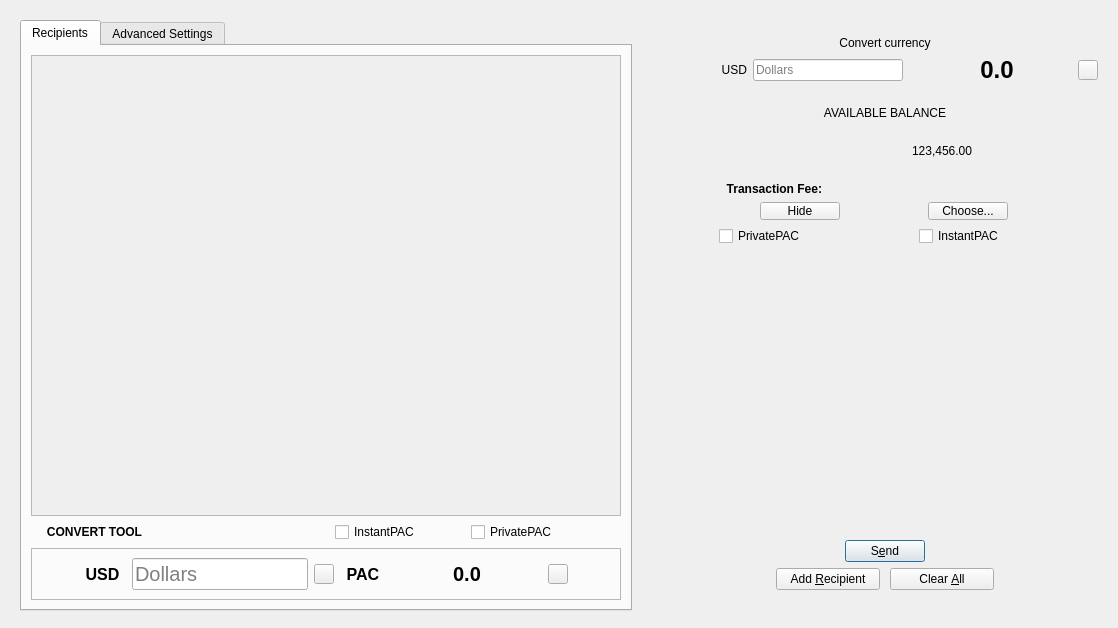
Qt form src/qt/forms/sendcoinsdialog.ui (CryptoMx/PAC) before a commit.
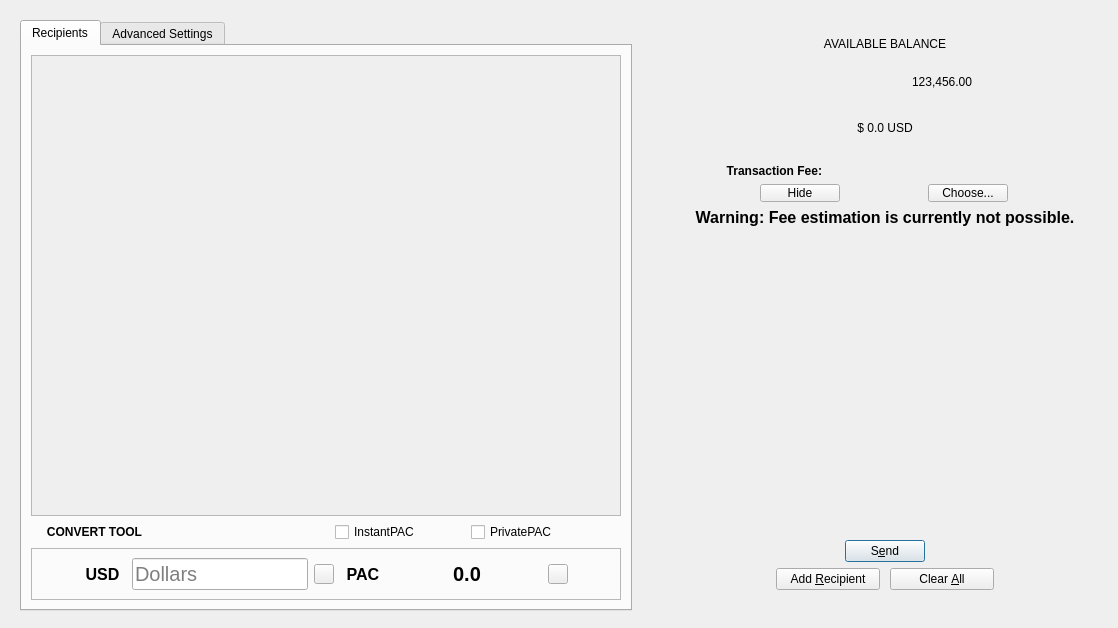
The same form after that commit. The open tabs and pages were chosen to show the change. Icons and pictures are not drawn. Custom widgets are drawn as their Qt base class.

Commit message: Fixing ui issues due to merging branches

What changed in the file:
```diff
--- a/src/qt/forms/sendcoinsdialog.ui
+++ b/src/qt/forms/sendcoinsdialog.ui
@@ -46,7 +46,7 @@
            <enum>QTabWidget::Rounded</enum>
           </property>
           <property name="currentIndex">
-           <number>1</number>
+           <number>0</number>
           </property>
           <property name="usesScrollButtons">
            <bool>false</bool>
@@ -1997,321 +1997,6 @@
         </property>
         <item>
          <layout class="QGridLayout" name="gridLayout_2">
-          <item row="17" column="0">
-           <layout class="QHBoxLayout" name="horizontalLayout_6">
-            <property name="spacing">
-             <number>0</number>
-            </property>
-            <item>
-             <spacer name="horizontalSpacer_4">
-              <property name="orientation">
-               <enum>Qt::Horizontal</enum>
-              </property>
-              <property name="sizeType">
-               <enum>QSizePolicy::MinimumExpanding</enum>
-              </property>
-              <property name="sizeHint" stdset="0">
-               <size>
-                <width>15</width>
-                <height>20</height>
-               </size>
-              </property>
-             </spacer>
-            </item>
-            <item>
-             <widget class="QPushButton" name="addButton">
-              <property name="sizePolicy">
-               <sizepolicy hsizetype="Expanding" vsizetype="Fixed">
-                <horstretch>0</horstretch>
-                <verstretch>0</verstretch>
-               </sizepolicy>
-              </property>
-              <property name="minimumSize">
-               <size>
-                <width>0</width>
-                <height>0</height>
-               </size>
-              </property>
-              <property name="maximumSize">
-               <size>
-                <width>170</width>
-                <height>16777215</height>
-               </size>
-              </property>
-              <property name="toolTip">
-               <string>Send to multiple recipients at once</string>
-              </property>
-              <property name="text">
-               <string>Add &amp;Recipient</string>
-              </property>
-              <property name="autoDefault">
-               <bool>false</bool>
-              </property>
-             </widget>
-            </item>
-            <item>
-             <spacer name="horizontalSpacer_18">
-              <property name="orientation">
-               <enum>Qt::Horizontal</enum>
-              </property>
-              <property name="sizeType">
-               <enum>QSizePolicy::Fixed</enum>
-              </property>
-              <property name="sizeHint" stdset="0">
-               <size>
-                <width>10</width>
-                <height>20</height>
-               </size>
-              </property>
-             </spacer>
-            </item>
-            <item>
-             <widget class="QPushButton" name="clearButton">
-              <property name="sizePolicy">
-               <sizepolicy hsizetype="Expanding" vsizetype="Fixed">
-                <horstretch>0</horstretch>
-                <verstretch>0</verstretch>
-               </sizepolicy>
-              </property>
-              <property name="minimumSize">
-               <size>
-                <width>0</width>
-                <height>0</height>
-               </size>
-              </property>
-              <property name="maximumSize">
-               <size>
-                <width>170</width>
-                <height>16777215</height>
-               </size>
-              </property>
-              <property name="toolTip">
-               <string>Clear all fields of the form.</string>
-              </property>
-              <property name="text">
-               <string>Clear &amp;All</string>
-              </property>
-              <property name="autoDefault">
-               <bool>false</bool>
-              </property>
-             </widget>
-            </item>
-            <item>
-             <spacer name="horizontalSpacer_16">
-              <property name="orientation">
-               <enum>Qt::Horizontal</enum>
-              </property>
-              <property name="sizeType">
-               <enum>QSizePolicy::MinimumExpanding</enum>
-              </property>
-              <property name="sizeHint" stdset="0">
-               <size>
-                <width>15</width>
-                <height>20</height>
-               </size>
-              </property>
-             </spacer>
-            </item>
-           </layout>
-          </item>
-          <item row="2" column="0">
-           <widget class="QLabel" name="label">
-            <property name="sizePolicy">
-             <sizepolicy hsizetype="Minimum" vsizetype="Fixed">
-              <horstretch>0</horstretch>
-              <verstretch>0</verstretch>
-             </sizepolicy>
-            </property>
-            <property name="minimumSize">
-             <size>
-              <width>100</width>
-              <height>15</height>
-             </size>
-            </property>
-            <property name="text">
-             <string>AVAILABLE BALANCE</string>
-            </property>
-            <property name="alignment">
-             <set>Qt::AlignCenter</set>
-            </property>
-            <property name="class" stdset="0">
-             <string>titleLabel</string>
-            </property>
-           </widget>
-          </item>
-          <item row="11" column="0">
-           <spacer name="verticalSpacer_8">
-            <property name="orientation">
-             <enum>Qt::Vertical</enum>
-            </property>
-            <property name="sizeHint" stdset="0">
-             <size>
-              <width>20</width>
-              <height>40</height>
-             </size>
-            </property>
-           </spacer>
-          </item>
-          <item row="0" column="0">
-           <layout class="QVBoxLayout" name="verticalLayout_CurrencyConvetion">
-            <item>
-             <widget class="QLabel" name="label_6">
-              <property name="sizePolicy">
-               <sizepolicy hsizetype="Expanding" vsizetype="Preferred">
-                <horstretch>0</horstretch>
-                <verstretch>0</verstretch>
-               </sizepolicy>
-              </property>
-              <property name="text">
-               <string>Convert currency</string>
-              </property>
-              <property name="alignment">
-               <set>Qt::AlignCenter</set>
-              </property>
-              <property name="class" stdset="0">
-               <string>titleLabel</string>
-              </property>
-             </widget>
-            </item>
-            <item>
-             <layout class="QHBoxLayout" name="horizontalLayout_Convertion">
-              <item>
-               <widget class="QLabel" name="label_7">
-                <property name="text">
-                 <string>USD</string>
-                </property>
-                <property name="alignment">
-                 <set>Qt::AlignRight|Qt::AlignTrailing|Qt::AlignVCenter</set>
-                </property>
-               </widget>
-              </item>
-              <item>
-               <widget class="QLineEdit" name="lineConvertCurrency">
-                <property name="sizePolicy">
-                 <sizepolicy hsizetype="Preferred" vsizetype="Fixed">
-                  <horstretch>0</horstretch>
-                  <verstretch>0</verstretch>
-                 </sizepolicy>
-                </property>
-                <property name="minimumSize">
-                 <size>
-                  <width>150</width>
-                  <height>0</height>
-                 </size>
-                </property>
-                <property name="placeholderText">
-                 <string>Dollars</string>
-                </property>
-                <property name="class" stdset="0">
-                 <string>LineEditSmall</string>
-                </property>
-               </widget>
-              </item>
-              <item>
-               <layout class="QHBoxLayout" name="horizontalLayout_12">
-                <item>
-                 <widget class="QLabel" name="iconLabelConvertedCurrency">
-                  <property name="sizePolicy">
-                   <sizepolicy hsizetype="Fixed" vsizetype="Preferred">
-                    <horstretch>0</horstretch>
-                    <verstretch>0</verstretch>
-                   </sizepolicy>
-                  </property>
-                  <property name="minimumSize">
-                   <size>
-                    <width>0</width>
-                    <height>0</height>
-                   </size>
-                  </property>
-                  <property name="maximumSize">
-                   <size>
-                    <width>20</width>
-                    <height>20</height>
-                   </size>
-                  </property>
-                  <property name="frameShape">
-                   <enum>QFrame::NoFrame</enum>
-                  </property>
-                  <property name="text">
-                   <string/>
-                  </property>
-                  <property name="pixmap">
-                   <pixmap resource="../dash.qrc">:/icons/bitcoin-32</pixmap>
-                  </property>
-                  <property name="scaledContents">
-                   <bool>true</bool>
-                  </property>
-                  <property name="alignment">
-                   <set>Qt::AlignRight|Qt::AlignTrailing|Qt::AlignVCenter</set>
-                  </property>
-                 </widget>
-                </item>
-                <item>
-                 <widget class="QLabel" name="labelConvertionUSD">
-                  <property name="sizePolicy">
-                   <sizepolicy hsizetype="Preferred" vsizetype="Preferred">
-                    <horstretch>0</horstretch>
-                    <verstretch>0</verstretch>
-                   </sizepolicy>
-                  </property>
-                  <property name="minimumSize">
-                   <size>
-                    <width>150</width>
-                    <height>0</height>
-                   </size>
-                  </property>
-                  <property name="font">
-                   <font>
-                    <pointsize>18</pointsize>
-                    <weight>75</weight>
-                    <bold>true</bold>
-                   </font>
-                  </property>
-                  <property name="text">
-                   <string>0.0</string>
-                  </property>
-                  <property name="alignment">
-                   <set>Qt::AlignCenter</set>
-                  </property>
-                  <property name="textInteractionFlags">
-                   <set>Qt::LinksAccessibleByMouse|Qt::TextSelectableByMouse</set>
-                  </property>
-                 </widget>
-                </item>
-                <item>
-                 <widget class="QPushButton" name="copyPacs">
-                  <property name="sizePolicy">
-                   <sizepolicy hsizetype="Fixed" vsizetype="Fixed">
-                    <horstretch>0</horstretch>
-                    <verstretch>0</verstretch>
-                   </sizepolicy>
-                  </property>
-                  <property name="maximumSize">
-                   <size>
-                    <width>20</width>
-                    <height>20</height>
-                   </size>
-                  </property>
-                  <property name="toolTip">
-                   <string>Copy PACs</string>
-                  </property>
-                  <property name="styleSheet">
-                   <string notr="true">border-image: url(:/icons/pac/editcopy);</string>
-                  </property>
-                  <property name="text">
-                   <string/>
-                  </property>
-                  <property name="class" stdset="0">
-                   <string>QuickButton</string>
-                  </property>
-                 </widget>
-                </item>
-               </layout>
-              </item>
-             </layout>
-            </item>
-           </layout>
-          </item>
           <item row="15" column="0">
            <layout class="QHBoxLayout" name="horizontalLayout_9">
             <item>
@@ -2385,7 +2070,7 @@
             </item>
            </layout>
           </item>
-          <item row="3" column="0">
+          <item row="2" column="0">
            <layout class="QHBoxLayout" name="horizontalLayout_5">
             <property name="spacing">
              <number>0</number>
@@ -2477,69 +2162,120 @@
             </item>
            </layout>
           </item>
-          <item row="10" column="0">
-           <layout class="QHBoxLayout" name="horizontalLayout_7">
+          <item row="4" column="0">
+           <spacer name="verticalSpacer_9">
+            <property name="orientation">
+             <enum>Qt::Vertical</enum>
+            </property>
+            <property name="sizeType">
+             <enum>QSizePolicy::Fixed</enum>
+            </property>
+            <property name="sizeHint" stdset="0">
+             <size>
+              <width>20</width>
+              <height>15</height>
+             </size>
+            </property>
+           </spacer>
+          </item>
+          <item row="7" column="0">
+           <layout class="QHBoxLayout" name="horizontalLayout_8">
             <property name="spacing">
-             <number>3</number>
+             <number>0</number>
             </property>
             <item>
-             <widget class="QCheckBox" name="checkUsePrivateSend">
-              <property name="sizePolicy">
-               <sizepolicy hsizetype="Fixed" vsizetype="Fixed">
-                <horstretch>0</horstretch>
-                <verstretch>0</verstretch>
-               </sizepolicy>
-              </property>
-              <property name="minimumSize">
+             <widget class="QPushButton" name="buttonMinimizeFee">
+              <property name="maximumSize">
                <size>
-                <width>150</width>
-                <height>0</height>
+                <width>80</width>
+                <height>18</height>
                </size>
               </property>
               <property name="toolTip">
-               <string>Private PAC</string>
-              </property>
-              <property name="styleSheet">
-               <string notr="true"/>
+               <string>collapse fee-settings</string>
               </property>
               <property name="text">
-               <string>PrivatePAC</string>
+               <string>Hide</string>
               </property>
-              <property name="checked">
-               <bool>false</bool>
-              </property>
-              <property name="tristate">
-               <bool>false</bool>
+              <property name="class" stdset="0">
+               <string>linkButton</string>
               </property>
              </widget>
             </item>
             <item>
-             <widget class="QCheckBox" name="checkUseInstantSend">
-              <property name="enabled">
-               <bool>true</bool>
-              </property>
+             <widget class="QPushButton" name="buttonChooseFee">
               <property name="sizePolicy">
-               <sizepolicy hsizetype="Fixed" vsizetype="Fixed">
+               <sizepolicy hsizetype="Preferred" vsizetype="Fixed">
                 <horstretch>0</horstretch>
                 <verstretch>0</verstretch>
                </sizepolicy>
               </property>
-              <property name="minimumSize">
+              <property name="maximumSize">
                <size>
-                <width>130</width>
-                <height>0</height>
+                <width>80</width>
+                <height>18</height>
                </size>
               </property>
-              <property name="toolTip">
-               <string>Instant PAC</string>
-              </property>
               <property name="text">
-               <string>InstantPAC</string>
+               <string>Choose...</string>
+              </property>
+              <property name="class" stdset="0">
+               <string>linkButton</string>
               </property>
              </widget>
             </item>
            </layout>
           </item>
+          <item row="3" column="0">
+           <widget class="QLabel" name="labelAvailableUSD">
+            <property name="sizePolicy">
+             <sizepolicy hsizetype="Preferred" vsizetype="Fixed">
+              <horstretch>0</horstretch>
+              <verstretch>0</verstretch>
+             </sizepolicy>
+            </property>
+            <property name="minimumSize">
+             <size>
+              <width>0</width>
+              <height>30</height>
+             </size>
+            </property>
+            <property name="text">
+             <string>$ 0.0 USD</string>
+            </property>
+            <property name="alignment">
+             <set>Qt::AlignCenter</set>
+            </property>
+            <property name="class" stdset="0">
+             <string>usdLabel</string>
+            </property>
+           </widget>
+          </item>
+          <item row="1" column="0">
+           <widget class="QLabel" name="label">
+            <property name="sizePolicy">
+             <sizepolicy hsizetype="Minimum" vsizetype="Fixed">
+              <horstretch>0</horstretch>
+              <verstretch>0</verstretch>
+             </sizepolicy>
+            </property>
+            <property name="minimumSize">
+             <size>
+              <width>100</width>
+              <height>15</height>
+             </size>
+            </property>
+            <property name="text">
+             <string>AVAILABLE BALANCE</string>
+            </property>
+            <property name="alignment">
+             <set>Qt::AlignCenter</set>
+            </property>
+            <property name="class" stdset="0">
+             <string>titleLabel</string>
+            </property>
+           </widget>
+          </item>
           <item row="6" column="0">
            <layout class="QHBoxLayout" name="horizontalLayoutSmartFee">
             <property name="spacing">
@@ -2585,68 +2321,163 @@
             </item>
            </layout>
           </item>
-          <item row="1" column="0">
-           <spacer name="verticalSpacer_9">
+          <item row="12" column="0">
+           <spacer name="verticalSpacer_8">
             <property name="orientation">
              <enum>Qt::Vertical</enum>
             </property>
-            <property name="sizeType">
-             <enum>QSizePolicy::Fixed</enum>
-            </property>
             <property name="sizeHint" stdset="0">
              <size>
               <width>20</width>
-              <height>15</height>
+              <height>40</height>
              </size>
             </property>
            </spacer>
           </item>
           <item row="8" column="0">
-           <layout class="QHBoxLayout" name="horizontalLayout_8">
+           <widget class="QLabel" name="fallbackFeeWarningLabel">
+            <property name="sizePolicy">
+             <sizepolicy hsizetype="Preferred" vsizetype="Fixed">
+              <horstretch>0</horstretch>
+              <verstretch>0</verstretch>
+             </sizepolicy>
+            </property>
+            <property name="font">
+             <font>
+              <pointsize>12</pointsize>
+              <weight>75</weight>
+              <bold>true</bold>
+             </font>
+            </property>
+            <property name="toolTip">
+             <string>Using the fallbackfee can result in sending a transaction that will take several hours or days (or never) to confirm. Consider choosing your fee manually or wait until your have validated the complete chain.</string>
+            </property>
+            <property name="text">
+             <string>Warning: Fee estimation is currently not possible.</string>
+            </property>
+            <property name="alignment">
+             <set>Qt::AlignCenter</set>
+            </property>
+            <property name="wordWrap">
+             <bool>true</bool>
+            </property>
+           </widget>
+          </item>
+          <item row="17" column="0">
+           <layout class="QHBoxLayout" name="horizontalLayout_6">
             <property name="spacing">
              <number>0</number>
             </property>
             <item>
-             <widget class="QPushButton" name="buttonMinimizeFee">
+             <spacer name="horizontalSpacer_4">
+              <property name="orientation">
+               <enum>Qt::Horizontal</enum>
+              </property>
+              <property name="sizeType">
+               <enum>QSizePolicy::MinimumExpanding</enum>
+              </property>
+              <property name="sizeHint" stdset="0">
+               <size>
+                <width>15</width>
+                <height>20</height>
+               </size>
+              </property>
+             </spacer>
+            </item>
+            <item>
+             <widget class="QPushButton" name="addButton">
+              <property name="sizePolicy">
+               <sizepolicy hsizetype="Expanding" vsizetype="Fixed">
+                <horstretch>0</horstretch>
+                <verstretch>0</verstretch>
+               </sizepolicy>
+              </property>
+              <property name="minimumSize">
+               <size>
+                <width>0</width>
+                <height>0</height>
+               </size>
+              </property>
               <property name="maximumSize">
                <size>
-                <width>80</width>
-                <height>18</height>
+                <width>170</width>
+                <height>16777215</height>
                </size>
               </property>
               <property name="toolTip">
-               <string>collapse fee-settings</string>
+               <string>Send to multiple recipients at once</string>
               </property>
               <property name="text">
-               <string>Hide</string>
+               <string>Add &amp;Recipient</string>
               </property>
-              <property name="class" stdset="0">
-               <string>linkButton</string>
+              <property name="autoDefault">
+               <bool>false</bool>
               </property>
              </widget>
             </item>
             <item>
-             <widget class="QPushButton" name="buttonChooseFee">
+             <spacer name="horizontalSpacer_18">
+              <property name="orientation">
+               <enum>Qt::Horizontal</enum>
+              </property>
+              <property name="sizeType">
+               <enum>QSizePolicy::Fixed</enum>
+              </property>
+              <property name="sizeHint" stdset="0">
+               <size>
+                <width>10</width>
+                <height>20</height>
+               </size>
+              </property>
+             </spacer>
+            </item>
+            <item>
+             <widget class="QPushButton" name="clearButton">
               <property name="sizePolicy">
-               <sizepolicy hsizetype="Preferred" vsizetype="Fixed">
+               <sizepolicy hsizetype="Expanding" vsizetype="Fixed">
                 <horstretch>0</horstretch>
                 <verstretch>0</verstretch>
                </sizepolicy>
               </property>
+              <property name="minimumSize">
+               <size>
+                <width>0</width>
+                <height>0</height>
+               </size>
+              </property>
               <property name="maximumSize">
                <size>
-                <width>80</width>
-                <height>18</height>
+                <width>170</width>
+                <height>16777215</height>
                </size>
               </property>
+              <property name="toolTip">
+               <string>Clear all fields of the form.</string>
+              </property>
               <property name="text">
-               <string>Choose...</string>
+               <string>Clear &amp;All</string>
               </property>
-              <property name="class" stdset="0">
-               <string>linkButton</string>
+              <property name="autoDefault">
+               <bool>false</bool>
               </property>
              </widget>
             </item>
+            <item>
+             <spacer name="horizontalSpacer_16">
+              <property name="orientation">
+               <enum>Qt::Horizontal</enum>
+              </property>
+              <property name="sizeType">
+               <enum>QSizePolicy::MinimumExpanding</enum>
+              </property>
+              <property name="sizeHint" stdset="0">
+               <size>
+                <width>15</width>
+                <height>20</height>
+               </size>
+              </property>
+             </spacer>
+            </item>
            </layout>
           </item>
          </layout>
```
Left out of the diff: 2 changed lines with no effect on the pictures. The commit also changes 4 other files.
